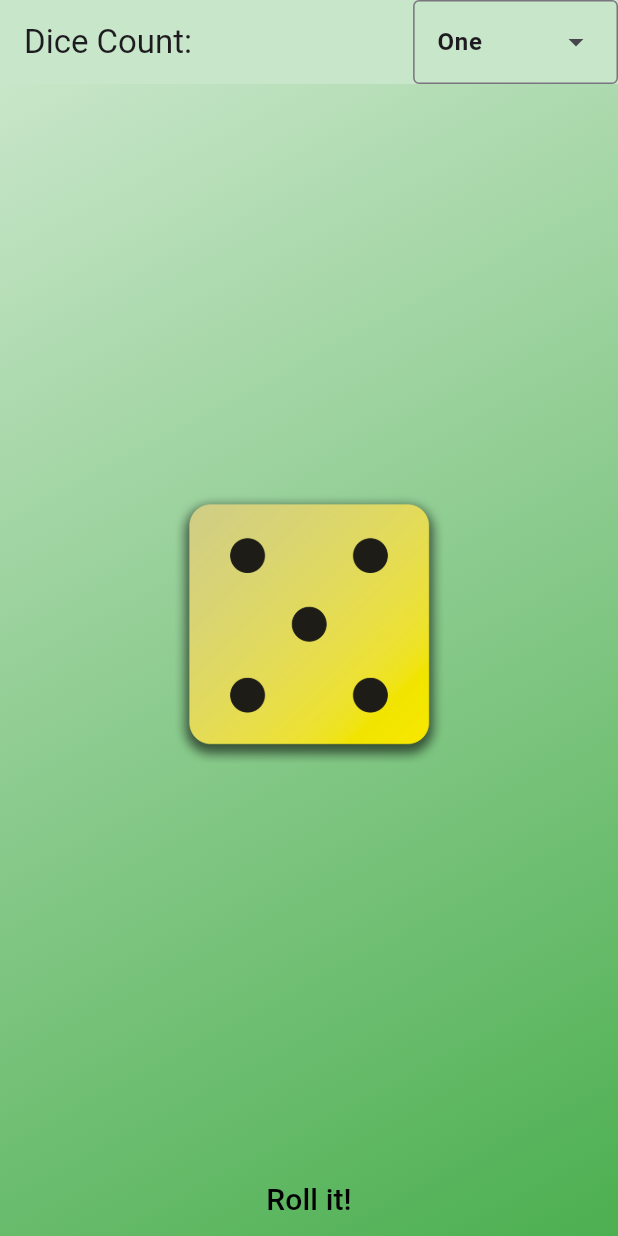
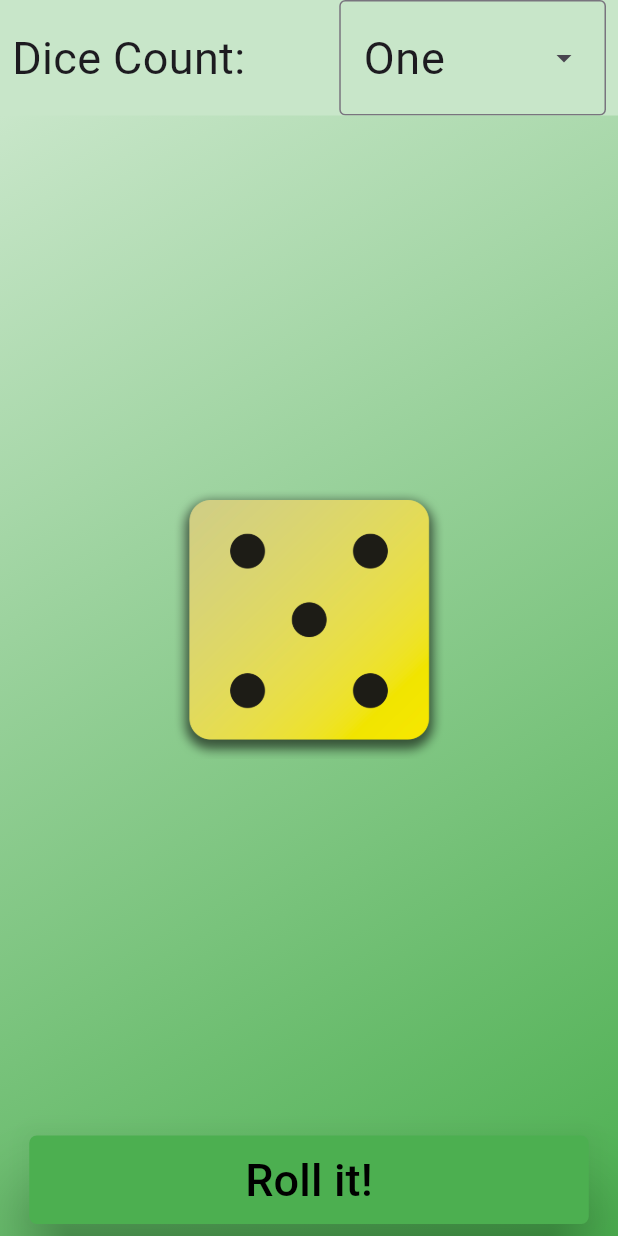
Before and after one commit to ECMessina/roll_it, a Flutter app: the screen it shows after launch, on a phone screen of 412 x 824 dp. Run offline on Flutter 3.47's test engine with Material 3 defaults, Android fonts, the phone set to English and light mode, and no system bars; our stand-ins replace audioplayers, flutter_riverpod, google_fonts, riverpod_annotation, shared_preferences; generated files the repository leaves out were written again.

Commit message:
Code enhancements: riverpod upgrade and general organization & Design refinements: Google Fonts and updated style of dropdown menu and button

```diff
--- /dev/null
+++ b/lib/constants.dart
@@ -0,0 +1,21 @@
+import 'package:flutter/material.dart';
+import 'package:google_fonts/google_fonts.dart';
+
+class AppColors {
+  static final Color backgroundColor = Colors.green.shade100;
+  static final Color darkerGradientColor = Colors.green;
+  static final Color borderColor = Colors.black;
+  static final Color focusedColor = Color.fromARGB(255, 240, 223, 70);
+  static final Color buttonShadowColor = Colors.green.shade900;
+}
+
+class AppTextStyles {
+  static final TextStyle appBarTextStyle = GoogleFonts.darumadropOne(
+    fontSize: 30,
+  );
+
+  static final TextStyle buttonTextStyle = GoogleFonts.darumadropOne(
+    color: Colors.black,
+    fontSize: 30,
+  );
+}
--- a/lib/dice_count.dart
+++ b/lib/dice_count.dart
@@ -1,5 +1,6 @@
 import 'package:flutter/material.dart';
 import 'package:flutter_riverpod/flutter_riverpod.dart';
+import 'package:roll_it/constants.dart';
 import 'package:roll_it/providers/dice_count_provider.dart';
 import 'package:roll_it/providers/shared_preferences_provider.dart';
 
@@ -12,25 +13,48 @@ class DiceCount extends ConsumerWidget {
     'Three',
     'Four',
     'Five',
-    'Six'
+    'Six',
   ];
 
   @override
   Widget build(BuildContext context, WidgetRef ref) {
     return DropdownMenu<String>(
       initialSelection: numOfDice[ref.read(diceCountProvider)],
-      textStyle: const TextStyle(
-        fontWeight: FontWeight.bold,
+      menuStyle: MenuStyle(
+        backgroundColor: WidgetStatePropertyAll(AppColors.backgroundColor),
+        shape: WidgetStatePropertyAll(
+          RoundedRectangleBorder(
+            side: BorderSide(color: AppColors.borderColor),
+            borderRadius: BorderRadius.circular(5),
+          ),
+        ),
       ),
+      textStyle: AppTextStyles.appBarTextStyle,
       onSelected: (String? value) async {
         final savedCount = numOfDice.indexOf(value!);
         final prefs = ref.read(sharedPreferencesProvider);
         await prefs.setInt('Saved Count', savedCount);
-        ref.read(diceCountProvider.notifier).state = savedCount;
+        ref.read(diceCountProvider.notifier).updateDiceCount(savedCount);
       },
-      dropdownMenuEntries: numOfDice.map<DropdownMenuEntry<String>>((String value) {
-        return DropdownMenuEntry<String>(value: value, label: value);
-      }).toList(),
+      dropdownMenuEntries:
+          numOfDice.map<DropdownMenuEntry<String>>((String value) {
+            return DropdownMenuEntry<String>(
+              value: value,
+              label: value,
+              labelWidget: Text(value, style: AppTextStyles.appBarTextStyle),
+              style: ButtonStyle(
+                overlayColor: WidgetStatePropertyAll(AppColors.focusedColor),
+                backgroundColor: WidgetStateProperty.resolveWith<Color?>((
+                  Set<WidgetState> states,
+                ) {
+                  if (states.contains(WidgetState.focused)) {
+                    return AppColors.focusedColor;
+                  }
+                  return Colors.transparent;
+                }),
+              ),
+            );
+          }).toList(),
     );
   }
 }
--- a/lib/main.dart
+++ b/lib/main.dart
@@ -1,8 +1,7 @@
 import 'package:flutter/material.dart';
-import 'package:roll_it/dice_count.dart';
-import 'package:roll_it/gradient_container.dart';
 import 'package:flutter_riverpod/flutter_riverpod.dart';
 import 'package:roll_it/providers/shared_preferences_provider.dart';
+import 'package:roll_it/start_screen.dart';
 import 'package:shared_preferences/shared_preferences.dart';
 
 void main() async {
@@ -25,22 +24,6 @@ class MainApp extends StatelessWidget {
 
   @override
   Widget build(BuildContext context) {
-    return MaterialApp(
-      home: Scaffold(
-        appBar: AppBar(
-          backgroundColor: Colors.green[100],
-          title: const Text('Dice Count:'),
-          actions: [
-            DiceCount(),
-          ],
-        ),
-        body: GradientContainer(
-          [
-            Colors.green,
-            Colors.green[100]!,
-          ],
-        ),
-      ),
-    );
+    return MaterialApp(home: StartScreen());
   }
 }
--- a/lib/providers/dice_count_provider.dart
+++ b/lib/providers/dice_count_provider.dart
@@ -1,7 +1,17 @@
-import 'package:flutter_riverpod/flutter_riverpod.dart';
+import 'package:riverpod_annotation/riverpod_annotation.dart';
 import 'package:roll_it/providers/shared_preferences_provider.dart';
 
-final diceCountProvider = StateProvider<int>((ref) {
-  final prefs = ref.read(sharedPreferencesProvider);
-  return prefs.getInt('Saved Count') ?? 0;
-});
+part 'dice_count_provider.g.dart';
+
+@riverpod
+class DiceCount extends _$DiceCount {
+  @override
+  int build() {
+    final prefs = ref.read(sharedPreferencesProvider);
+    return prefs.getInt('Saved Count') ?? 0;
+  }
+
+  void updateDiceCount(int diceCount) {
+    state = diceCount;
+  }
+}
--- a/lib/providers/shared_preferences_provider.dart
+++ b/lib/providers/shared_preferences_provider.dart
@@ -1,6 +1,10 @@
 import 'package:flutter_riverpod/flutter_riverpod.dart';
+import 'package:riverpod_annotation/riverpod_annotation.dart';
 import 'package:shared_preferences/shared_preferences.dart';
 
-final sharedPreferencesProvider = Provider<SharedPreferences>(
-  (ref) => throw UnimplementedError(),
-);
+part 'shared_preferences_provider.g.dart';
+
+@riverpod
+SharedPreferences sharedPreferences(Ref ref) {
+  return throw UnimplementedError();
+}
--- /dev/null
+++ b/lib/roll_button.dart
@@ -0,0 +1,36 @@
+import 'package:flutter/material.dart';
+import 'package:roll_it/constants.dart';
+
+class RollButton extends StatelessWidget {
+  const RollButton({super.key, required this.onPressed});
+
+  final Function() onPressed;
+
+  @override
+  Widget build(BuildContext context) {
+    double screenWidth = MediaQuery.of(context).size.width * 0.33;
+    return Padding(
+      padding: const EdgeInsets.all(8.0),
+      child: ElevatedButton(
+        style: ButtonStyle(
+          backgroundColor: WidgetStatePropertyAll(
+            AppColors.darkerGradientColor,
+          ),
+          padding: WidgetStatePropertyAll(
+            EdgeInsets.only(left: screenWidth, right: screenWidth),
+          ),
+          shape: WidgetStatePropertyAll(
+            RoundedRectangleBorder(borderRadius: BorderRadius.circular(5)),
+          ),
+          shadowColor: WidgetStatePropertyAll(AppColors.buttonShadowColor),
+          elevation: WidgetStatePropertyAll(20),
+        ),
+        onPressed: onPressed,
+        child: Padding(
+          padding: const EdgeInsets.all(8.0),
+          child: Text('Roll it!', style: AppTextStyles.buttonTextStyle),
+        ),
+      ),
+    );
+  }
+}
--- a/lib/roll_content.dart
+++ b/lib/roll_content.dart
@@ -4,6 +4,7 @@ import 'package:flutter/material.dart';
 import 'package:audioplayers/audioplayers.dart';
 import 'package:flutter_riverpod/flutter_riverpod.dart';
 import 'package:roll_it/providers/dice_count_provider.dart';
+import 'package:roll_it/roll_button.dart';
 
 class RollContent extends ConsumerStatefulWidget {
   const RollContent({super.key});
@@ -72,16 +73,7 @@ class _RollContentState extends ConsumerState<RollContent> {
           ],
         ),
         const Spacer(),
-        TextButton(
-          onPressed: rollIt,
-          child: const Text(
-            'Roll it!',
-            style: TextStyle(
-              color: Colors.black,
-              fontSize: 20,
-            ),
-          ),
-        ),
+        RollButton(onPressed: rollIt),
       ],
     );
   }
--- /dev/null
+++ b/lib/start_screen.dart
@@ -0,0 +1,38 @@
+import 'package:flutter/material.dart';
+import 'package:roll_it/constants.dart';
+import 'package:roll_it/dice_count.dart';
+import 'package:roll_it/gradient_container.dart';
+
+class StartScreen extends StatelessWidget {
+  const StartScreen({super.key});
+
+  @override
+  Widget build(BuildContext context) {
+    return Scaffold(
+      backgroundColor: AppColors.backgroundColor,
+      body: SafeArea(
+        child: Column(
+          children: [
+            Container(
+              padding: EdgeInsets.symmetric(horizontal: 8),
+              color: AppColors.backgroundColor,
+              child: Row(
+                mainAxisAlignment: MainAxisAlignment.spaceBetween,
+                children: [
+                  Text('Dice Count:', style: AppTextStyles.appBarTextStyle),
+                  DiceCount(),
+                ],
+              ),
+            ),
+            Expanded(
+              child: GradientContainer([
+                AppColors.darkerGradientColor,
+                AppColors.backgroundColor,
+              ]),
+            ),
+          ],
+        ),
+      ),
+    );
+  }
+}
--- a/pubspec.yaml
+++ b/pubspec.yaml
@@ -10,13 +10,19 @@ dependencies:
   flutter:
     sdk: flutter
   audioplayers: ^6.2.0
+  google_fonts: ^6.2.1
   flutter_riverpod: ^2.6.1
+  riverpod_annotation: ^2.6.1
   shared_preferences: ^2.5.2
 
 dev_dependencies:
   flutter_test:
     sdk: flutter
   flutter_lints: ^5.0.0
+  build_runner: ^2.4.15
+  custom_lint: ^0.7.3
+  riverpod_generator: ^2.6.4
+  riverpod_lint: ^2.6.4
 
 flutter:
   uses-material-design: true
```
Also changed, not shown: lib/providers/dice_count_provider.g.dart (added), lib/providers/shared_preferences_provider.g.dart (added), pubspec.lock.
